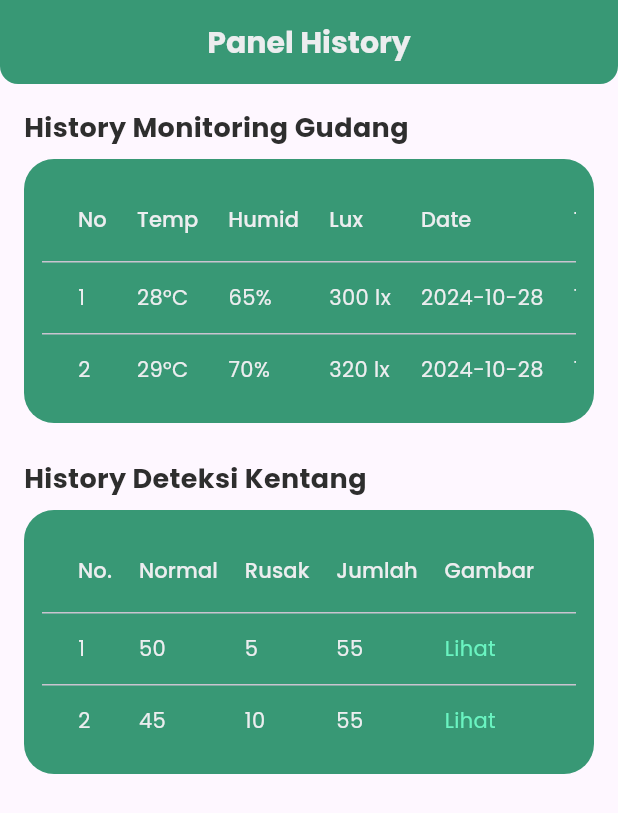
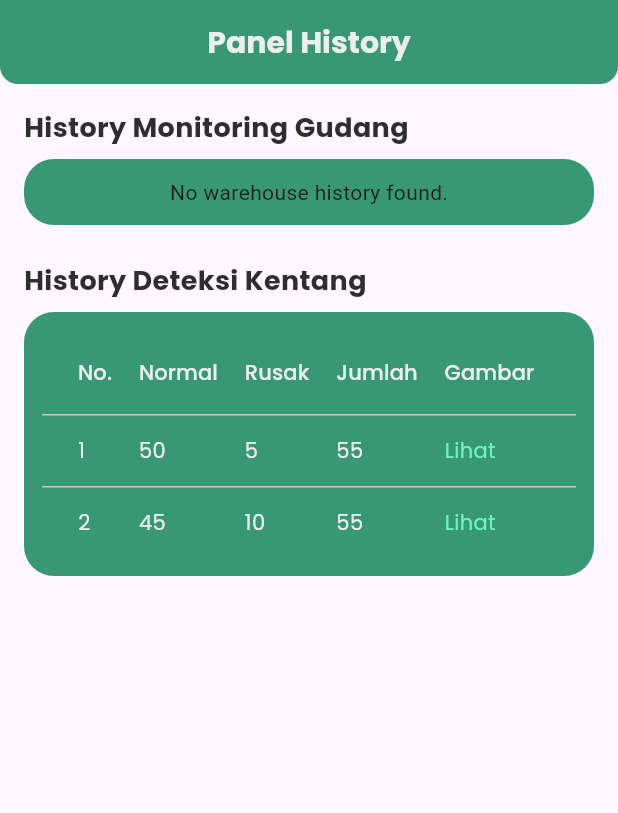
Before and after one commit to southampere28/potato_app, a Flutter app: the HistoryPage widget shown alone on an empty page, opened directly, on a phone screen of 412 x 824 dp. Shown: the top 813 px of the screen. Run offline on Flutter 3.47's test engine with Material 3 defaults, Android fonts, the phone set to English and light mode, and no system bars; our stand-ins replace cloud_firestore, firebase_auth, firebase_core, firebase_database, fluttertoast, google_fonts and 5 more; accounts and stored records are empty; generated files the repository leaves out were written again.

Commit message:
update logic history page

```diff
--- a/lib/pages/home/history_page.dart
+++ b/lib/pages/home/history_page.dart
@@ -1,5 +1,7 @@
 import 'package:flutter/material.dart';
 import 'package:fluttertoast/fluttertoast.dart';
+import 'package:potato_apps/configuration/controllers/device_controller.dart';
+import 'package:potato_apps/model/device_model.dart';
 import 'package:potato_apps/theme.dart';
 import 'package:potato_apps/widget/button_green.dart';
 
@@ -25,7 +27,7 @@ AppBar headerGreen() {
 }
 
 class _HistoryPageState extends State<HistoryPage> {
-  Widget monitoringGudang() {
+  Widget monitoringGudang(String deviceId) {
     return Column(
       crossAxisAlignment: CrossAxisAlignment.start,
       children: [
@@ -44,7 +46,24 @@ class _HistoryPageState extends State<HistoryPage> {
             borderRadius: BorderRadius.circular(20),
             color: primaryColor,
           ),
-          child: SingleChildScrollView(
+          child: FutureBuilder<List<WarehouseHistory>>(
+            future: DeviceController.getWarehouseHistory(deviceId),
+            builder: (context, snapshot) {
+              if (snapshot.connectionState == ConnectionState.waiting) {
+                return Center(child: CircularProgressIndicator());
+              }
+
+              if (snapshot.hasError) {
+                return Center(child: Text('Error: ${snapshot.error}'));
+              }
+
+              if (!snapshot.hasData || snapshot.data!.isEmpty) {
+                return Center(child: Text('No warehouse history found.'));
+              }
+
+              // Display the fetched warehouse history
+              final historyList = snapshot.data!;
+              return SingleChildScrollView(
                 scrollDirection: Axis.horizontal,
                 child: DataTable(
                   headingRowColor:
@@ -58,25 +77,30 @@ class _HistoryPageState extends State<HistoryPage> {
                     DataColumn(label: Text('Date', style: whiteTextStyle)),
                     DataColumn(label: Text('Time', style: whiteTextStyle)),
                   ],
-              rows: [
-                DataRow(cells: [
-                  DataCell(Text('1', style: whiteTextStyle)),
-                  DataCell(Text('28°C', style: whiteTextStyle)),
-                  DataCell(Text('65%', style: whiteTextStyle)),
-                  DataCell(Text('300 lx', style: whiteTextStyle)),
-                  DataCell(Text('2024-10-28', style: whiteTextStyle)),
-                  DataCell(Text('12:00', style: whiteTextStyle)),
-                ]),
-                DataRow(cells: [
-                  DataCell(Text('2', style: whiteTextStyle)),
-                  DataCell(Text('29°C', style: whiteTextStyle)),
-                  DataCell(Text('70%', style: whiteTextStyle)),
-                  DataCell(Text('320 lx', style: whiteTextStyle)),
-                  DataCell(Text('2024-10-28', style: whiteTextStyle)),
-                  DataCell(Text('12:30', style: whiteTextStyle)),
-                ]),
-              ],
+                  rows: List<DataRow>.generate(
+                    historyList.length,
+                    (index) {
+                      final history = historyList[index];
+                      return DataRow(cells: [
+                        DataCell(Text('${index + 1}', style: whiteTextStyle)),
+                        DataCell(Text('${history.temperature}°C',
+                            style: whiteTextStyle)),
+                        DataCell(Text('${history.humidity}%',
+                            style: whiteTextStyle)),
+                        DataCell(Text('${history.lightIntensity} lx',
+                            style: whiteTextStyle)),
+                        DataCell(Text(
+                            '${history.createdAt.toDate().toLocal().toString().split(' ')[0]}',
+                            style: whiteTextStyle)), // Date
+                        DataCell(Text(
+                            '${history.createdAt.toDate().toLocal().toString().split(' ')[1].split('.')[0]}',
+                            style: whiteTextStyle)), // Time
+                      ]);
+                    },
                   ),
+                ),
+              );
+            },
           ),
         ),
       ],
@@ -163,7 +187,11 @@ class _HistoryPageState extends State<HistoryPage> {
       scrollDirection: Axis.vertical,
       child: Column(
         crossAxisAlignment: CrossAxisAlignment.start,
-        children: [headerGreen(), monitoringGudang(), deteksiKentang()],
+        children: [
+          headerGreen(),
+          monitoringGudang('1730184375'),
+          deteksiKentang()
+        ],
       ),
     ));
   }
```
Lines whose indentation alone changed are shown as unchanged.
